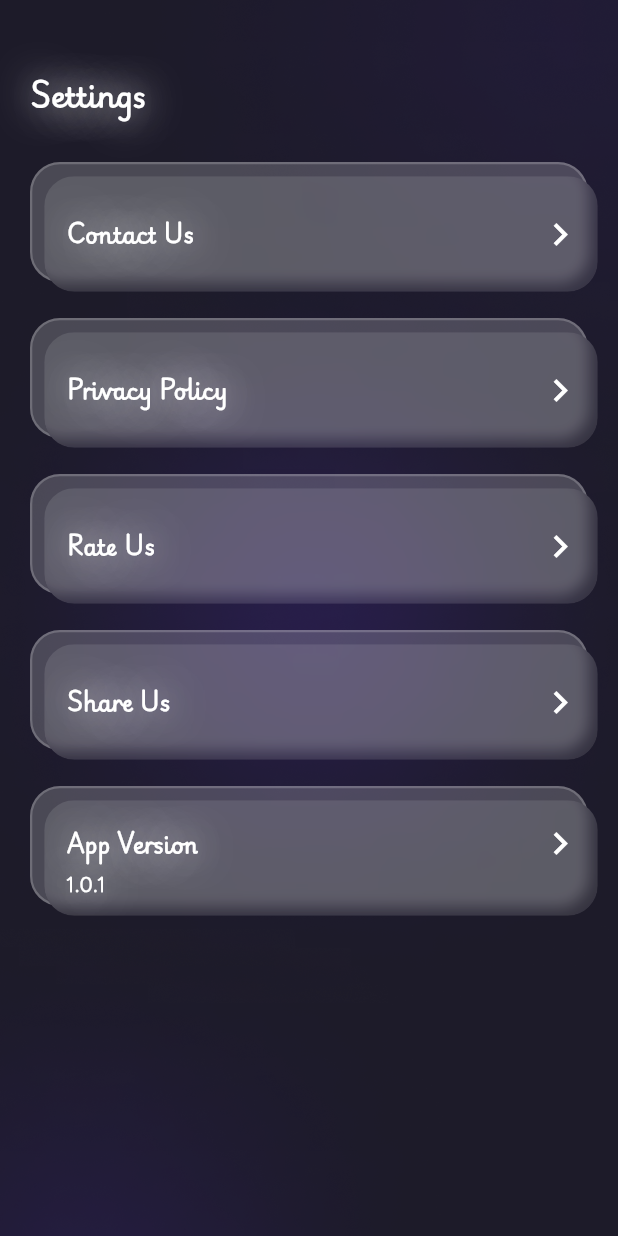
After one commit to Nirav0000/GitMusic_App, a Flutter app: the SettingScreen screen opened directly, on a phone screen of 412 x 824 dp. The commit adds this screen. Run offline on Flutter 3.47's test engine with Material 3 defaults, Android fonts, the phone set to English and light mode, and no system bars; our stand-ins replace card_swiper, carousel_slider, firebase_core, firebase_remote_config, get, get_storage and 2 more; missing offline and left inert: linear_timer; accounts and stored records are empty; statements that could not run were skipped.

Commit message:
create update screen design

```diff
--- a/lib/Screens/BottomTabBar.dart
+++ b/lib/Screens/BottomTabBar.dart
@@ -4,6 +4,7 @@ import 'package:flutter/cupertino.dart';
 import 'package:flutter/material.dart';
 import 'package:firebase_remote_config/firebase_remote_config.dart';
 import 'package:music_app/Screens/HomeScreen.dart';
+import 'package:music_app/Screens/SettingScreen.dart';
 import '../Constent/Colors.dart';
 import '../Model/AppData.dart';
 import 'CategoryScreen.dart';
@@ -22,7 +23,7 @@ class _BottomTabBarState extends State<BottomTabBar> {
     HomeScreen(),
     FavoriteScreen(),
     CategoryScreen(),
-    CategoryScreen(),
+    SettingScreen(),
   ];
 
   void _onItemTapped(int index) {
@@ -31,14 +32,12 @@ class _BottomTabBarState extends State<BottomTabBar> {
     });
   }
 
-
-
   @override
   Widget build(BuildContext context) {
     return Scaffold(
-        body: _widgetOptions[_selectedIndex],
-        bottomNavigationBar: bottombar(),
-        );
+      body: _widgetOptions[_selectedIndex],
+      bottomNavigationBar: bottombar(),
+    );
   }
 
   bottombar() {
--- /dev/null
+++ b/lib/Screens/SettingScreen.dart
@@ -0,0 +1,98 @@
+import 'dart:ui';
+
+import 'package:carousel_slider/carousel_slider.dart';
+import 'package:flutter/material.dart';
+import 'package:linear_timer/linear_timer.dart';
+import 'package:music_app/Screens/Category_view.dart';
+import 'package:music_app/Widget/SettingFields.dart';
+
+import '../Constent/Colors.dart';
+import '../Widget/widgets.dart';
+
+class SettingScreen extends StatefulWidget {
+  const SettingScreen({super.key});
+
+  @override
+  State<SettingScreen> createState() => _SettingScreenState();
+}
+
+class _SettingScreenState extends State<SettingScreen>
+    with TickerProviderStateMixin {
+  bool isFavorite = false;
+  bool play_pause = false;
+  late LinearTimerController timerController1 = LinearTimerController(this);
+  List<dynamic> MusicData = [];
+
+  @override
+  void initState() {
+    // TODO: implement initState
+    super.initState();
+    MusicData = storage.read('MusicDataAPI');
+  }
+
+  @override
+  Widget build(BuildContext context) {
+    return Scaffold(
+      body: Column(
+        mainAxisAlignment: MainAxisAlignment.spaceBetween,
+        children: [
+          Expanded(
+            child: Container(
+              height: double.infinity,
+              width: double.infinity,
+              decoration: const BoxDecoration(
+                  image: DecorationImage(
+                      image: AssetImage('assets/images/bg.png'),
+                      fit: BoxFit.cover)),
+              child: Column(
+                crossAxisAlignment: CrossAxisAlignment.start,
+                children: [
+                  Padding(
+                    padding: const EdgeInsets.only(
+                        top: 50, left: 20, right: 20, bottom: 20),
+                    child: Text(
+                      'Settings',
+                      style: Wid_Con.Text_Style(
+                          color: white,
+                          fontSize: 18,
+                          fontWeight: FontWeight.bold,
+                          shadows: [
+                            const Shadow(
+                              blurRadius: 30.0, // shadow blur
+                              color: Colors.white, // shadow color
+                              offset: Offset(
+                                  0.0, 0.0), // how much shadow will be shown
+                            ),
+                          ]),
+                    ),
+                  ),
+                  SetingFields(
+                    name: 'Contact Us',
+                    onPressed: () {},
+                  ),
+                  SetingFields(
+                    name: 'Privacy Policy',
+                    onPressed: () {},
+                  ),
+                  SetingFields(
+                    name: 'Rate Us',
+                    onPressed: () {},
+                  ),
+                  SetingFields(
+                    name: 'Share Us',
+                    onPressed: () {},
+                  ),
+                  SetingFields(
+                    name: 'App Version',
+                    onPressed: () {},
+                    isVersion: true,
+                  ),
+                ],
+              ),
+            ),
+          ),
+        ],
+      ),
+    );
+  }
+}
--- /dev/null
+++ b/lib/Widget/SettingFields.dart
@@ -0,0 +1,105 @@
+import 'dart:ui';
+
+import 'package:flutter/cupertino.dart';
+import 'package:flutter/material.dart';
+import 'package:music_app/Constent/Colors.dart';
+import 'package:music_app/Widget/widgets.dart';
+
+class SetingFields extends StatelessWidget {
+  SetingFields({super.key, this.name, this.onPressed, this.isVersion});
+  final name;
+  VoidCallback? onPressed;
+  final isVersion;
+
+  @override
+  Widget build(BuildContext context) {
+    return InkWell(
+      splashColor: transparent,
+      hoverColor: transparent,
+      onTap: onPressed,
+      child: Container(
+        height: 80,
+        width: double.infinity,
+        margin: EdgeInsets.symmetric(horizontal: 20, vertical: 12),
+        decoration: BoxDecoration(
+          borderRadius: BorderRadius.circular(20),
+          color: white.withOpacity(.2),
+          border: Border.all(width: 1.5, color: white.withOpacity(0.2)),
+        ),
+        child: Transform.translate(
+          offset: Offset(8, 8),
+          child: ClipRRect(
+              borderRadius: BorderRadius.circular(20),
+              child: BackdropFilter(
+                  filter: ImageFilter.blur(sigmaX: 5.0, sigmaY: 5.0),
+                  child: Container(
+                    height: 80,
+                    width: double.infinity,
+                    decoration: BoxDecoration(
+                        borderRadius: BorderRadius.only(
+                            bottomRight: Radius.circular(20),
+                            bottomLeft: Radius.circular(20)),
+                        color: white.withOpacity(.1)),
+                    child: Column(
+                        mainAxisAlignment: MainAxisAlignment.center,
+                        crossAxisAlignment: CrossAxisAlignment.start,
+                        children: [
+                          Row(
+                              mainAxisAlignment: MainAxisAlignment.spaceBetween,
+                              crossAxisAlignment: CrossAxisAlignment.center,
+                              children: [
+                                Padding(
+                                  padding: const EdgeInsets.only(left: 15),
+                                  child: Text(
+                                    '$name',
+                                    style: Wid_Con.Text_Style(
+                                        color: white,
+                                        fontSize: 14,
+                                        fontWeight: FontWeight.bold,
+                                        shadows: [
+                                          const Shadow(
+                                            blurRadius: 30.0, // shadow blur
+                                            color: Colors.white, // shadow color
+                                            offset: Offset(0.0,
+                                                0.0), // how much shadow will be shown
+                                          ),
+                                        ]),
+                                  ),
+                                ),
+                                Padding(
+                                  padding: const EdgeInsets.only(right: 10),
+                                  child: Icon(
+                                    Icons.keyboard_arrow_right,
+                                    color: white,
+                                    size: 30,
+                                  ),
+                                )
+                              ]),
+                          isVersion == true
+                              ? Padding(
+                                  padding:
+                                      const EdgeInsets.only(top: 5, left: 15),
+                                  child: Text(
+                                    '1.0.1',
+                                    style: Wid_Con.Text_Style(
+                                        color: white,
+                                        fontSize: 10,
+                                        fontWeight: FontWeight.bold,
+                                        shadows: [
+                                          const Shadow(
+                                            blurRadius: 30.0, // shadow blur
+                                            color: Colors.white, // shadow color
+                                            offset: Offset(0.0,
+                                                0.0), // how much shadow will be shown
+                                          ),
+                                        ]),
+                                  ),
+                                )
+                              : Container(),
+                        ]),
+                  ))),
+        ),
+      ),
+    );
+  }
+}
```
